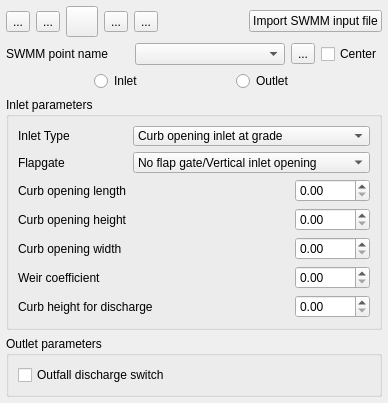
Qt form flo2d/ui/swmm_editor.ui (FLO-2DSoftware/qgis-flo-2d-plugin) before a commit.
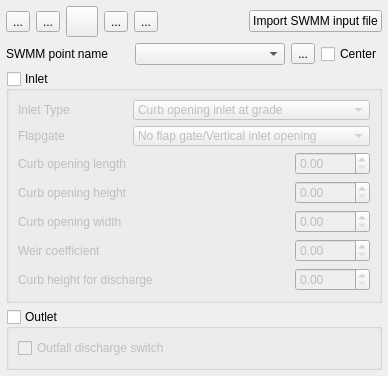
The same form after that commit. Icons and pictures are not drawn.

Commit message: Continuation of work on SWMM editor.

```diff
--- a/flo2d/ui/swmm_editor.ui
+++ b/flo2d/ui/swmm_editor.ui
@@ -7,7 +7,7 @@
     <x>0</x>
     <y>0</y>
     <width>388</width>
-    <height>403</height>
+    <height>368</height>
    </rect>
   </property>
   <property name="minimumSize">
@@ -229,67 +229,16 @@
      </item>
     </layout>
    </item>
-   <item>
-    <layout class="QHBoxLayout" name="horizontalLayout_3">
-     <item>
-      <spacer name="horizontalSpacer_7">
-       <property name="orientation">
-        <enum>Qt::Horizontal</enum>
-       </property>
-       <property name="sizeHint" stdset="0">
-        <size>
-         <width>40</width>
-         <height>20</height>
-        </size>
-       </property>
-      </spacer>
-     </item>
-     <item>
-      <widget class="QRadioButton" name="radio_inlet">
-       <property name="text">
-        <string>Inlet</string>
-       </property>
-      </widget>
-     </item>
-     <item>
-      <spacer name="horizontalSpacer_8">
-       <property name="orientation">
-        <enum>Qt::Horizontal</enum>
-       </property>
-       <property name="sizeHint" stdset="0">
-        <size>
-         <width>40</width>
-         <height>20</height>
-        </size>
-       </property>
-      </spacer>
-     </item>
-     <item>
-      <widget class="QRadioButton" name="radio_outlet">
-       <property name="text">
-        <string>Outlet</string>
-       </property>
-      </widget>
-     </item>
-     <item>
-      <spacer name="horizontalSpacer_6">
-       <property name="orientation">
-        <enum>Qt::Horizontal</enum>
-       </property>
-       <property name="sizeHint" stdset="0">
-        <size>
-         <width>40</width>
-         <height>20</height>
-        </size>
-       </property>
-      </spacer>
-     </item>
-    </layout>
-   </item>
    <item>
     <widget class="QGroupBox" name="inlet_grp">
      <property name="title">
-      <string>Inlet parameters</string>
+      <string>Inlet</string>
+     </property>
+     <property name="checkable">
+      <bool>true</bool>
+     </property>
+     <property name="checked">
+      <bool>false</bool>
      </property>
      <layout class="QGridLayout" name="gridLayout_4">
       <item row="0" column="1" colspan="3">
@@ -431,7 +380,13 @@
    <item>
     <widget class="QGroupBox" name="outlet_grp">
      <property name="title">
-      <string>Outlet parameters</string>
+      <string>Outlet</string>
+     </property>
+     <property name="checkable">
+      <bool>true</bool>
+     </property>
+     <property name="checked">
+      <bool>false</bool>
      </property>
      <layout class="QGridLayout" name="gridLayout_5">
       <item row="0" column="0">
```
The commit also changes 3 other files.
